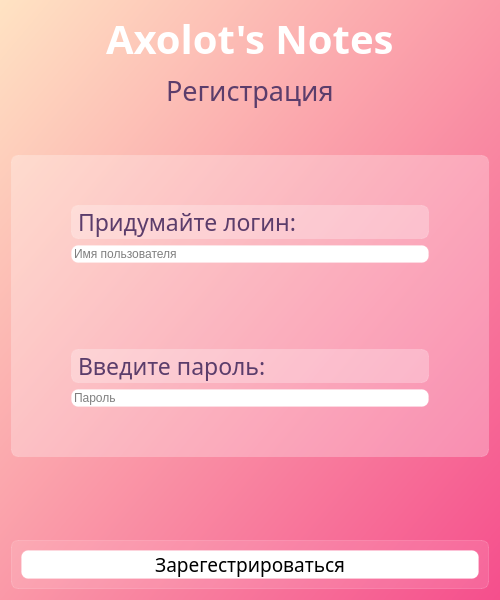
This is Interface_files/WindowSignin.ui in Ephirious/Notes-TaskManager as Qt 5 draws it before an edit. The edited form follows.
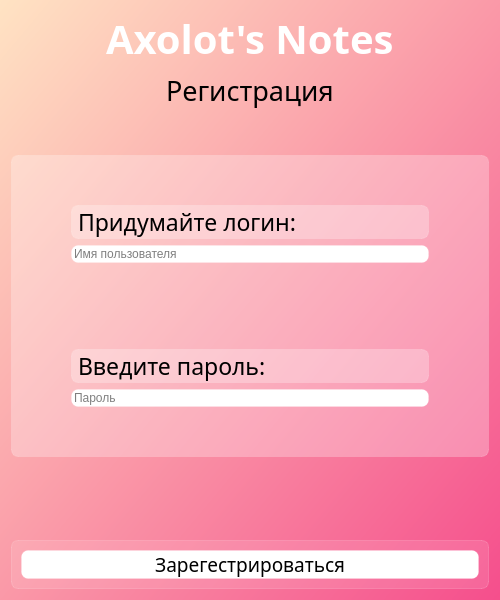
This is the edited form. Icons and pictures are not drawn.

What changed in the file:
```diff
--- a/Interface_files/WindowSignin.ui
+++ b/Interface_files/WindowSignin.ui
@@ -67,9 +67,9 @@
         </font>
        </property>
        <property name="styleSheet">
-        <string notr="true">font: 20pt &quot;Sitka&quot;;;
+        <string notr="true">font: 20pt &quot;Sitka&quot;;
 background-color: none;
-color: rgb(91, 61, 107)
+color: black;
 </string>
        </property>
        <property name="text">
@@ -139,7 +139,7 @@
           </property>
           <property name="styleSheet">
            <string notr="true">font: 17pt &quot;Sitka&quot;;
-color: rgb(91, 61, 107)</string>
+color: black;</string>
           </property>
           <property name="text">
            <string>Придумайте логин:</string>
@@ -210,7 +210,7 @@
           </property>
           <property name="styleSheet">
            <string notr="true">font: 17pt &quot;Sitka&quot;;
-color: rgb(91, 61, 107)</string>
+color: black;</string>
           </property>
           <property name="text">
            <string>Введите пароль:</string>
```
